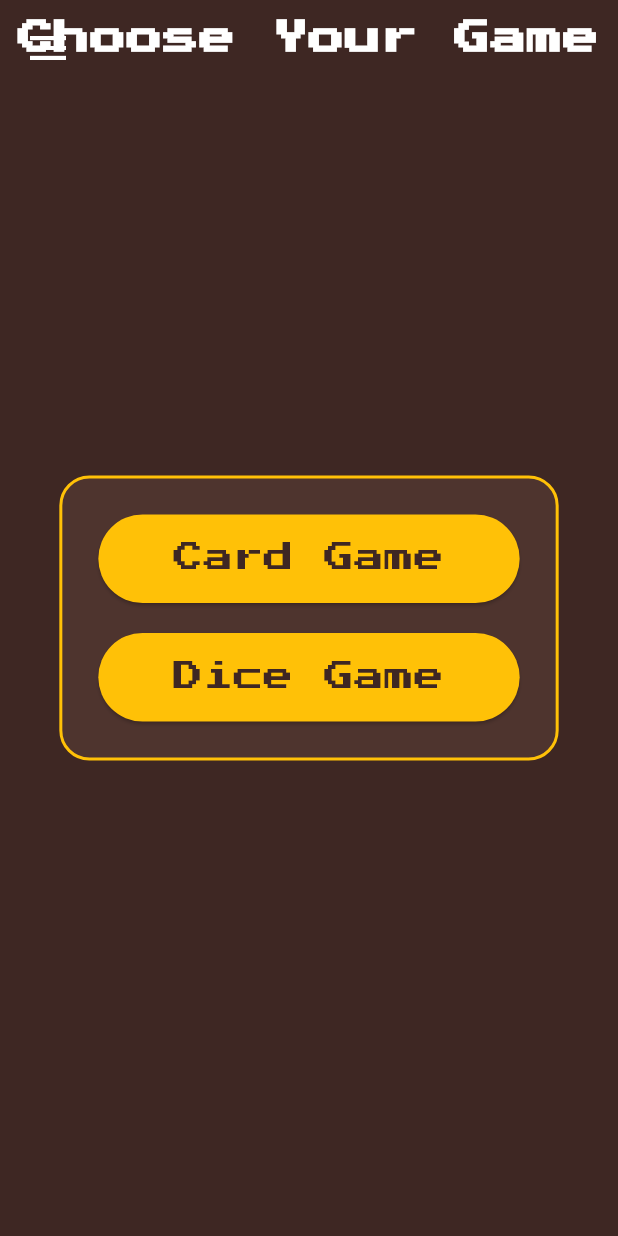
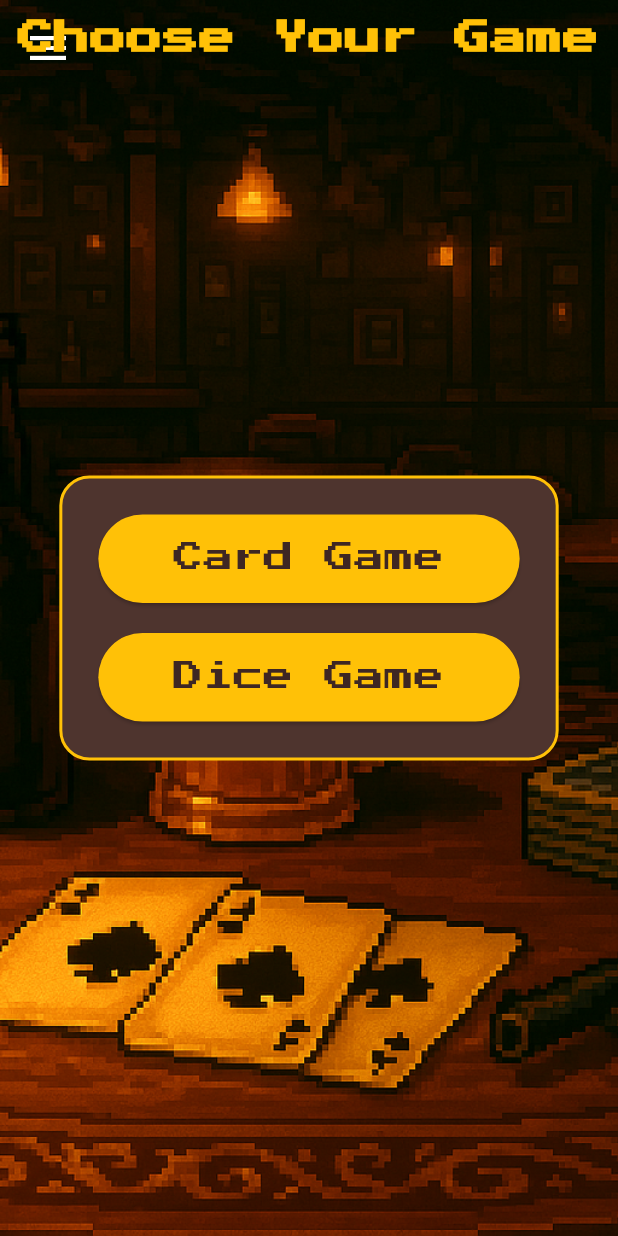
Before and after one commit to sescob4/final_4330, a Flutter app: the screen it shows once a user with an empty profile is signed in, after a tap on "Enter the Bar", on a phone screen of 412 x 824 dp. Run offline on Flutter 3.47's test engine with Material 3 defaults, Android fonts, the phone set to English and light mode, and no system bars; our stand-ins replace animate_do, audioplayers, cloud_firestore, firebase_auth, firebase_core, firebase_database and 2 more; accounts and stored records are empty.

Commit message:
fix the alignment

```diff
--- a/lib/main.dart
+++ b/lib/main.dart
@@ -129,13 +129,11 @@ class HomePage extends StatelessWidget {
                 ),
               ),
 
-              // your existing content
+              // make it center
               SafeArea(
-                child: SingleChildScrollView(
-                  padding: const EdgeInsets.only(bottom: 16),
-                  child: Center(
-                    child: Column(
-                      mainAxisSize: MainAxisSize.min,
+                child: Center(
+                  child: Column(
+                    mainAxisAlignment: MainAxisAlignment.center,
                       children: [
                         // title
                         Text(
@@ -159,8 +157,8 @@ class HomePage extends StatelessWidget {
                           child: const Text(
                             'A roll of the dice. A twist of the truth.',
                             style: TextStyle(
-                              fontSize: 14,
-                              color: Color.fromARGB(255, 195, 187, 187),
+                              fontSize: 10,
+                              color: Color.fromARGB(255, 238, 235, 235),
                               fontStyle: FontStyle.italic,
                             ),
                           ),
@@ -174,7 +172,6 @@ class HomePage extends StatelessWidget {
                     ),
                   ),
                 ),
-              ),
 
               // logout button in top-right
               if (FirebaseAuth.instance.currentUser != null)
--- a/lib/screens/game_selection_screen.dart
+++ b/lib/screens/game_selection_screen.dart
@@ -52,9 +52,11 @@ class GameSelectionPage extends StatelessWidget {
   @override
   Widget build(BuildContext context) {
     return Scaffold(
-      backgroundColor: Colors.brown.shade900,
       body: Stack(
         children: [
+          Positioned.fill(
+            child: Image.asset("assets/table.png", fit: BoxFit.cover),
+          ),
           // Menu button
           Positioned(
             top: MediaQuery.of(context).padding.top + 8,
@@ -74,7 +76,7 @@ class GameSelectionPage extends StatelessWidget {
               child: Text(
                 "Choose Your Game",
                 style: TextStyle(
-                  color: Colors.white,
+                  color: Colors.amber,
                   fontSize: 24,
                   fontWeight: FontWeight.bold,
                 ),
--- a/pubspec.yaml
+++ b/pubspec.yaml
@@ -104,6 +104,10 @@ flutter:
     - assets/populatedbar.png
     - assets/main2.png
     - assets/in.jpg
+    - assets/door.png
+    - assets/door1.png
+    - assets/door2.png
+    - assets/table.png
 
   #roles:
     - assets/bartenderonly.png
```
Also changed, not shown: assets/door.png (added), assets/door1.png (added), assets/door2.png (added), assets/table.png (added), pubspec.lock, 1 other file.
